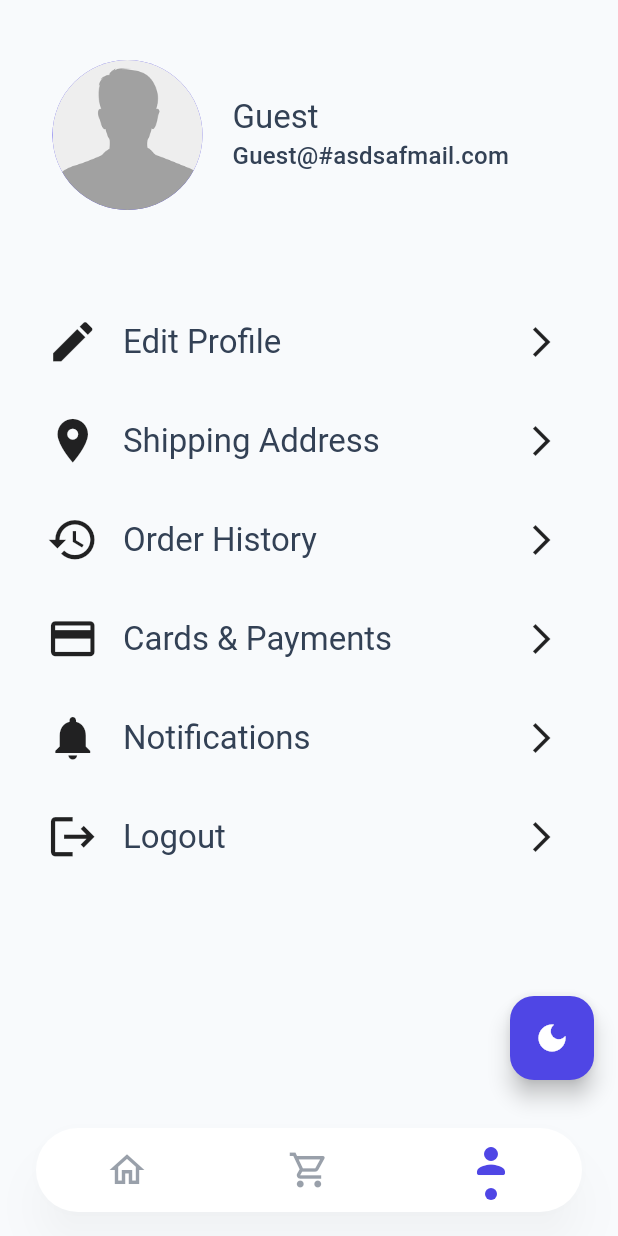
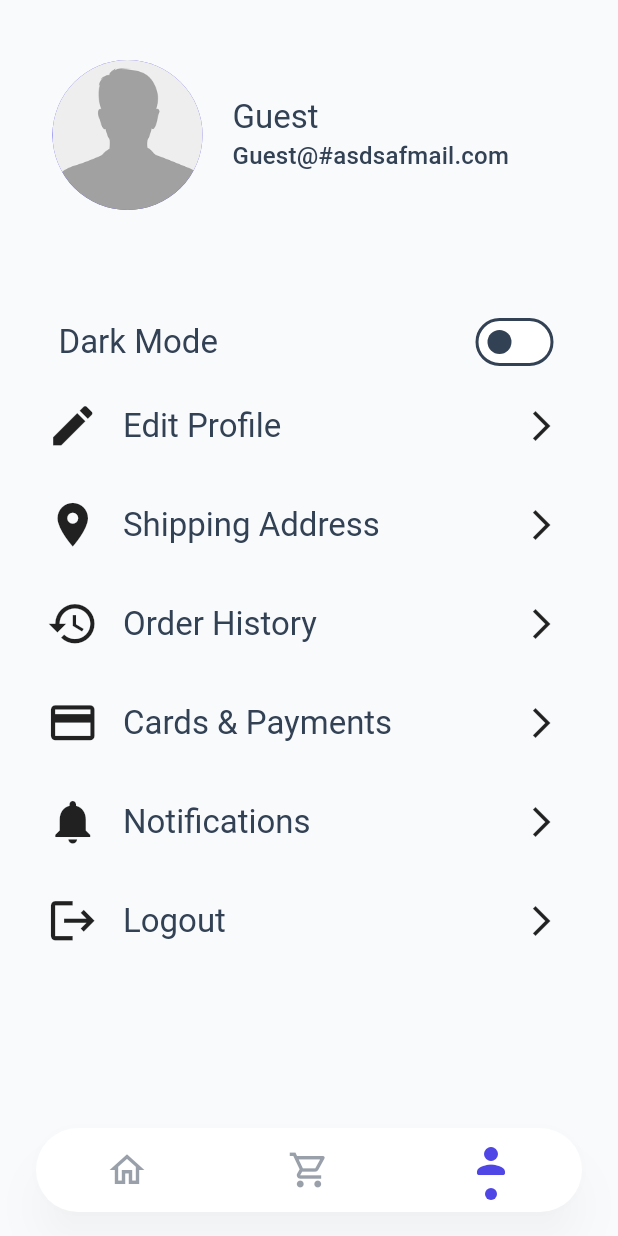
Before and after one commit to MooAli49/ecommerce, a Flutter app: the screen it shows once a user with an empty profile is signed in, item 3 of the bottom bar chosen, on a phone screen of 412 x 824 dp. Run offline on Flutter 3.47's test engine with Material 3 defaults, Android fonts, the phone set to English and light mode, and no system bars; our stand-ins replace bloc, cloud_firestore, firebase_auth, firebase_core, flutter_bloc, flutter_svg and 5 more; accounts and stored records are empty; network calls fail.

Commit message:
added dark mode switch in profile screen added theme cubit to di file added checkout screen feature

```diff
--- a/lib/core/routing/routes.dart
+++ b/lib/core/routing/routes.dart
@@ -3,4 +3,5 @@ class Routes {
   static const String register = '/register';
   static const String home = '/';
   static const String productDetails = '/product-details';
+  static const String checkout = '/checkout';
 }
--- a/lib/core/theme/cubit/theme_cubit.dart
+++ b/lib/core/theme/cubit/theme_cubit.dart
@@ -5,10 +5,9 @@ import 'package:flutter_bloc/flutter_bloc.dart';
 class ThemeCubit extends Cubit<ThemeData> {
   ThemeCubit() : super(AppTheme().lightTheme);
 
-  bool get isLight => state.brightness == Brightness.light;
+  bool get isDark => state.brightness == Brightness.dark;
 
-  void toggleTheme() {
-    final newIsLight = !isLight;
-    emit(newIsLight ? AppTheme().lightTheme : AppTheme().darkTheme);
+  void toggleTheme(bool toDark) {
+    emit(toDark ? AppTheme().darkTheme : AppTheme().lightTheme);
   }
 }
--- a/lib/ecommerce_app.dart
+++ b/lib/ecommerce_app.dart
@@ -13,22 +13,15 @@ class ECommerceApp extends StatelessWidget {
 
  @override
 Widget build(BuildContext context) {
-    return BlocProvider<ThemeCubit>(
-      create: (_) => ThemeCubit(),
-      child: Builder(
-        builder:
-            (context) => BlocBuilder<AuthCubit, AuthState>(
+  return BlocBuilder<AuthCubit, AuthState>(
     builder: (context, state) {
       return MaterialApp(
         debugShowCheckedModeBanner: false,
-                  theme: context.watch<ThemeCubit>().state,
+        theme: context.watch<ThemeCubit>().state, // تمام كده
         home: _buildHomeByAuthState(state),
         onGenerateRoute: appRouter.generateRoute,
-                  // initialRoute is not needed when using home
       );
     },
-            ),
-      ),
   );
 }
 
--- a/lib/feature/home/ui/screens/control_screen.dart
+++ b/lib/feature/home/ui/screens/control_screen.dart
@@ -1,4 +1,3 @@
-import 'package:ecommerce/core/theme/cubit/theme_cubit.dart';
 import 'package:flutter/material.dart';
 import 'package:flutter_bloc/flutter_bloc.dart';
 
@@ -37,16 +36,6 @@ class _ControlScreenState extends State<ControlScreen> {
               context.read<ControlCubit>().changeScreenIndex(index);
             },
           ),
-          floatingActionButton: FloatingActionButton(
-            onPressed: () {
-              context.read<ThemeCubit>().toggleTheme();
-            },
-            child: Icon(
-              context.watch<ThemeCubit>().state.brightness == Brightness.light
-                  ? Icons.dark_mode
-                  : Icons.light_mode,
-            ),
-          ),
         );
       },
     );
--- a/lib/feature/profile/ui/screens/profile_screen.dart
+++ b/lib/feature/profile/ui/screens/profile_screen.dart
@@ -3,6 +3,7 @@ import 'package:ecommerce/core/helper/extensions.dart';
 import 'package:ecommerce/core/helper/shared_pref_helper.dart';
 import 'package:ecommerce/core/helper/spacing.dart';
 import 'package:ecommerce/core/routing/routes.dart';
+import 'package:ecommerce/core/theme/cubit/theme_cubit.dart';
 import 'package:ecommerce/feature/auth/controller/cubit/auth_cubit.dart';
 import 'package:ecommerce/feature/auth/data/models/user_model.dart';
 import 'package:flutter/material.dart';
@@ -35,6 +36,7 @@ class ProfileScreen extends StatelessWidget {
 
   @override
   Widget build(BuildContext context) {
+    bool isDark = context.watch<ThemeCubit>().isDark;
     return Scaffold(
       extendBodyBehindAppBar: true,
       body: SafeArea(
@@ -49,9 +51,10 @@ class ProfileScreen extends StatelessWidget {
                   horizontalSpacing(20),
                   CircleAvatar(
                     radius: 50,
-                    backgroundImage: user.photoUrl == 'default'
-                        ? const AssetImage('assets/images/person.png')
-                        : NetworkImage(user.photoUrl) as ImageProvider,
+                    backgroundImage:
+                        user.photoUrl == 'default'
+                            ? AssetImage('assets/images/person.png')
+                            : NetworkImage(user.photoUrl),
                   ),
                   horizontalSpacing(20),
                   Expanded(
@@ -73,6 +76,19 @@ class ProfileScreen extends StatelessWidget {
                 ],
               ),
               verticalSpacing(60),
+              Padding(
+                padding: const EdgeInsets.only(left: 8.0),
+                child: SwitchListTile(
+                  title: Text(
+                    'Dark Mode',
+                    style: Theme.of(context).textTheme.titleLarge,
+                  ),
+                  value: isDark,
+                  onChanged: (value) {
+                    context.read<ThemeCubit>().toggleTheme(value);
+                  },
+                ),
+              ),
               _customListTile(
                 context,
                 icon: Icons.edit,
--- a/lib/main.dart
+++ b/lib/main.dart
@@ -1,3 +1,4 @@
+import 'package:ecommerce/core/theme/cubit/theme_cubit.dart';
 import 'package:firebase_core/firebase_core.dart';
 import 'package:flutter/material.dart';
 import 'package:flutter_bloc/flutter_bloc.dart';
@@ -23,12 +24,14 @@ void main() async {
   runApp(
     MultiBlocProvider(
       providers: [
+        BlocProvider(create: (_) => getIt<ThemeCubit>()),
         BlocProvider(create: (_) => getIt<AuthCubit>()),
         BlocProvider(create: (_) => getIt<CartCubit>()),
         BlocProvider(create: (_) => getIt<ControlCubit>()),
         BlocProvider(create: (_) => getIt<CategoriesCubit>()),
         BlocProvider(create: (_) => getIt<ProductsCubit>()),
         BlocProvider(create: (_) => getIt<ProfileCubit>()),
+        // BlocProvider(create: (_) => getIt<CheckoutCubit>()),
       ],
       child: ECommerceApp(appRouter: AppRouter()),
     ),
--- a/pubspec.yaml
+++ b/pubspec.yaml
@@ -23,6 +23,7 @@ dependencies:
   sqflite: ^2.4.2
   shared_preferences: ^2.5.3
   flutter_svg: ^2.2.0
+  status_change: ^2.0.0
 
 dev_dependencies:
   flutter_test:
```
Also changed, not shown: lib/core/di/di.dart (+8 -0 lines), lib/core/routing/app_router.dart (+7 -9 lines), lib/feature/checkout/ui/checkout_screen.dart (added, +10 -0 lines), pubspec.lock. Lines whose indentation alone changed are shown as unchanged.
